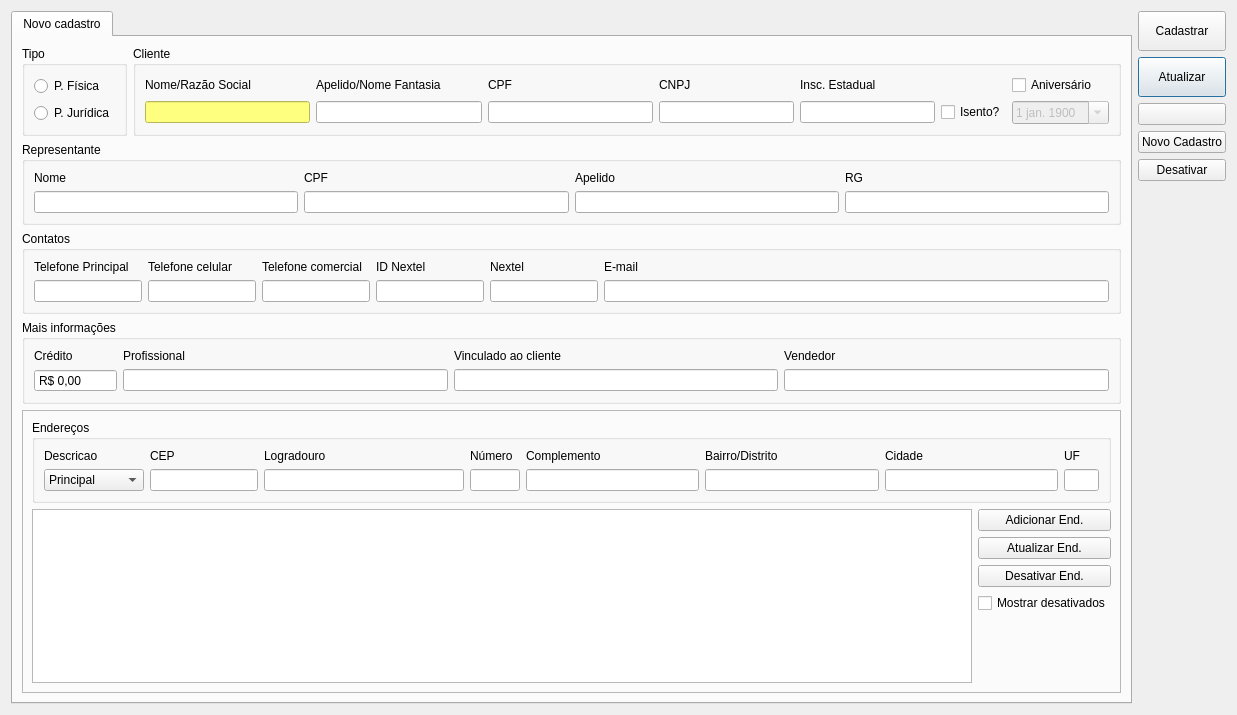
Old version of the form ui/cadastrocliente.ui in the repository darktorres/ERP-STACCATO.
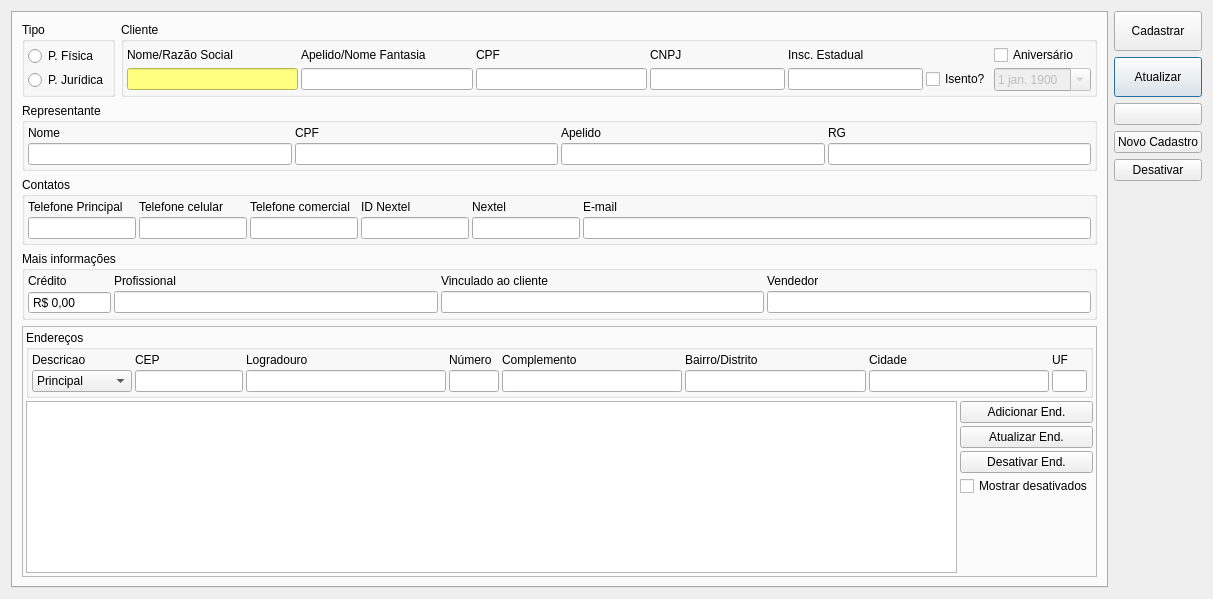
New version of the form. Icons and pictures are not drawn. Custom widgets are drawn as their Qt base class.

```diff
--- a/ui/cadastrocliente.ui
+++ b/ui/cadastrocliente.ui
@@ -9,8 +9,8 @@
    <rect>
     <x>0</x>
     <y>0</y>
-    <width>1237</width>
-    <height>715</height>
+    <width>1213</width>
+    <height>599</height>
    </rect>
   </property>
   <property name="windowTitle">
@@ -93,8 +93,8 @@
    </item>
    <item row="0" column="0">
     <widget class="QTabWidget" name="tabWidget">
-     <property name="currentIndex">
-      <number>0</number>
+     <property name="tabBarAutoHide">
+      <bool>true</bool>
      </property>
      <widget class="QWidget" name="tab">
       <attribute name="title">
@@ -130,6 +130,21 @@
                <bool>false</bool>
               </property>
               <layout class="QGridLayout" name="gridLayout_10">
+               <property name="leftMargin">
+                <number>3</number>
+               </property>
+               <property name="topMargin">
+                <number>3</number>
+               </property>
+               <property name="rightMargin">
+                <number>3</number>
+               </property>
+               <property name="bottomMargin">
+                <number>3</number>
+               </property>
+               <property name="spacing">
+                <number>3</number>
+               </property>
                <item row="0" column="0">
                 <layout class="QGridLayout" name="gridLayout_6">
                  <item row="0" column="0">
@@ -328,6 +343,21 @@
                <string>Tipo</string>
               </property>
               <layout class="QVBoxLayout" name="verticalLayout_4">
+               <property name="spacing">
+                <number>3</number>
+               </property>
+               <property name="leftMargin">
+                <number>3</number>
+               </property>
+               <property name="topMargin">
+                <number>3</number>
+               </property>
+               <property name="rightMargin">
+                <number>3</number>
+               </property>
+               <property name="bottomMargin">
+                <number>3</number>
+               </property>
                <item>
                 <widget class="QRadioButton" name="radioButtonPF">
                  <property name="sizePolicy">
@@ -369,6 +399,21 @@
                <string>Representante</string>
               </property>
               <layout class="QGridLayout" name="gridLayout_2">
+               <property name="leftMargin">
+                <number>3</number>
+               </property>
+               <property name="topMargin">
+                <number>3</number>
+               </property>
+               <property name="rightMargin">
+                <number>3</number>
+               </property>
+               <property name="bottomMargin">
+                <number>3</number>
+               </property>
+               <property name="spacing">
+                <number>3</number>
+               </property>
                <item row="0" column="2">
                 <widget class="QLabel" name="labelCPFContato">
                  <property name="text">
@@ -491,6 +536,21 @@
                <string>Contatos</string>
               </property>
               <layout class="QGridLayout" name="gridLayout_4">
+               <property name="leftMargin">
+                <number>3</number>
+               </property>
+               <property name="topMargin">
+                <number>3</number>
+               </property>
+               <property name="rightMargin">
+                <number>3</number>
+               </property>
+               <property name="bottomMargin">
+                <number>3</number>
+               </property>
+               <property name="spacing">
+                <number>3</number>
+               </property>
                <item row="1" column="1">
                 <widget class="LineEditTel" name="lineEditTel_Cel">
                  <property name="sizePolicy">
@@ -674,6 +734,21 @@
                <string>Mais informações</string>
               </property>
               <layout class="QGridLayout" name="gridLayout">
+               <property name="leftMargin">
+                <number>3</number>
+               </property>
+               <property name="topMargin">
+                <number>3</number>
+               </property>
+               <property name="rightMargin">
+                <number>3</number>
+               </property>
+               <property name="bottomMargin">
+                <number>3</number>
+               </property>
+               <property name="spacing">
+                <number>3</number>
+               </property>
                <item row="1" column="0">
                 <widget class="QDoubleSpinBox" name="doubleSpinBoxCredito">
                  <property name="readOnly">
@@ -759,6 +834,21 @@
           <enum>QFrame::Raised</enum>
          </property>
          <layout class="QGridLayout" name="gridLayout_21">
+          <property name="leftMargin">
+           <number>3</number>
+          </property>
+          <property name="topMargin">
+           <number>3</number>
+          </property>
+          <property name="rightMargin">
+           <number>3</number>
+          </property>
+          <property name="bottomMargin">
+           <number>3</number>
+          </property>
+          <property name="spacing">
+           <number>3</number>
+          </property>
           <item row="1" column="0">
            <widget class="TableView" name="tableEndereco">
             <property name="mouseTracking">
@@ -790,6 +880,21 @@
              <string>Endereços</string>
             </property>
             <layout class="QGridLayout" name="gridLayout_22">
+             <property name="leftMargin">
+              <number>3</number>
+             </property>
+             <property name="topMargin">
+              <number>3</number>
+             </property>
+             <property name="rightMargin">
+              <number>3</number>
+             </property>
+             <property name="bottomMargin">
+              <number>3</number>
+             </property>
+             <property name="spacing">
+              <number>3</number>
+             </property>
              <item row="1" column="5">
               <widget class="QLineEdit" name="lineEditBairro">
                <property name="minimumSize">
```
